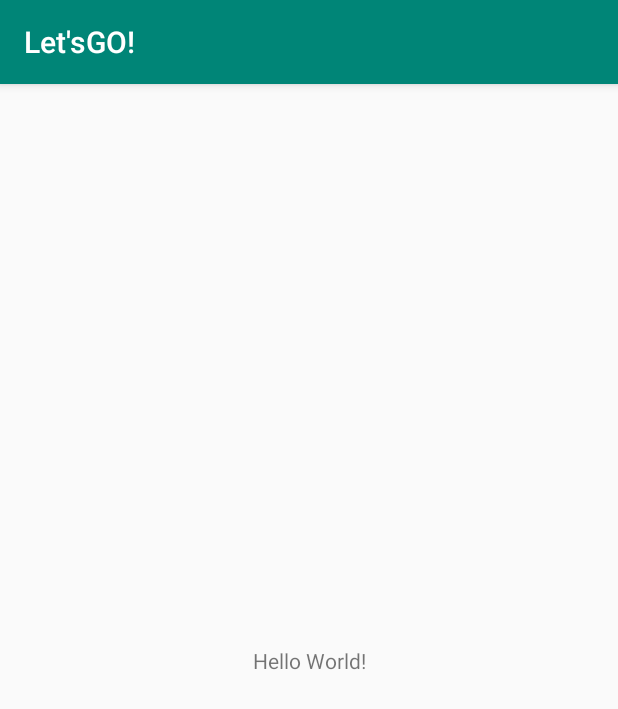
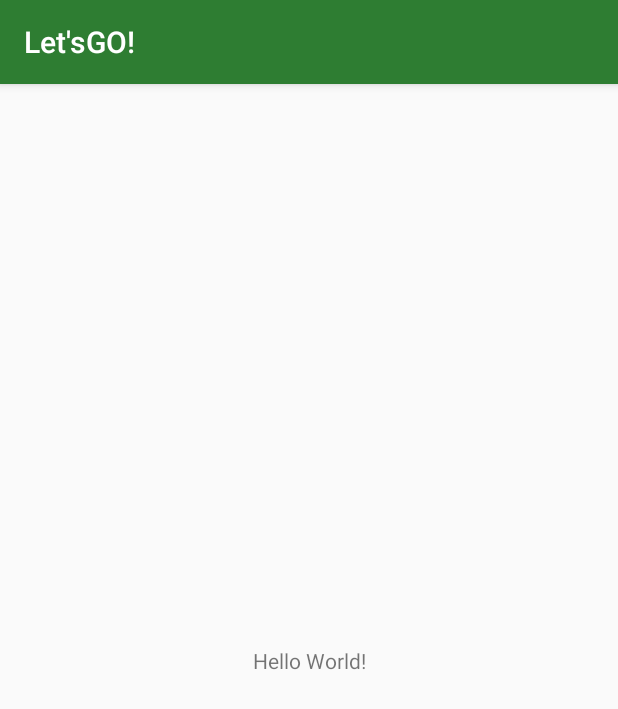
Before and after one commit to StarmanW/Let-sGO-, an Android app: the screen it shows after launch (MainActivity), on a phone screen of 412 x 824 dp. Shown: the top 709 px of the screen. Run offline under Robolectric (Android 15) with nearby library versions, the phone set to English and light mode, and no system bars.

Commit message:
Updated colors

```diff
--- a/app/src/main/res/values/colors.xml
+++ b/app/src/main/res/values/colors.xml
@@ -1,6 +1,11 @@
 <?xml version="1.0" encoding="utf-8"?>
 <resources>
-    <color name="colorPrimary">#008577</color>
-    <color name="colorPrimaryDark">#00574B</color>
-    <color name="colorAccent">#D81B60</color>
+    <color name="primaryColor">#2e7d32</color>
+    <color name="primaryLightColor">#60ad5e</color>
+    <color name="primaryDarkColor">#005005</color>
+    <color name="secondaryColor">#2e7d32</color>
+    <color name="secondaryLightColor">#60ad5e</color>
+    <color name="secondaryDarkColor">#005005</color>
+    <color name="primaryTextColor">#ffffff</color>
+    <color name="secondaryTextColor">#ffffff</color>
 </resources>
--- a/app/src/main/res/values/styles.xml
+++ b/app/src/main/res/values/styles.xml
@@ -3,9 +3,11 @@
     <!-- Base application theme. -->
     <style name="AppTheme" parent="Theme.AppCompat.Light.DarkActionBar">
         <!-- Customize your theme here. -->
-        <item name="colorPrimary">@color/colorPrimary</item>
-        <item name="colorPrimaryDark">@color/colorPrimaryDark</item>
-        <item name="colorAccent">@color/colorAccent</item>
+        <item name="colorPrimary">@color/primaryColor</item>
+        <item name="colorPrimaryDark">@color/primaryDarkColor</item>
+        <item name="colorAccent">@color/secondaryLightColor</item>
+        <item name="android:textColorPrimary">@color/primaryTextColor</item>
+        <item name="android:textColorSecondary">@color/secondaryTextColor</item>
     </style>
 
 </resources>
```
